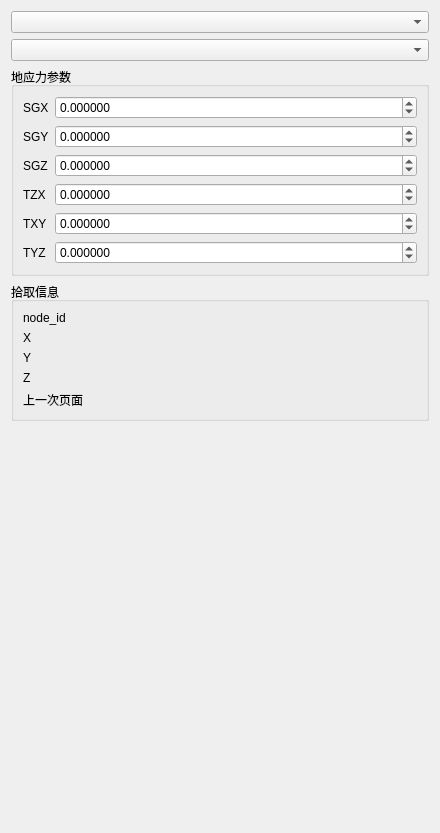
Above: plugins/Base_PhysicalField/GeoStressPointPage.ui from asd977/base_cae before the change. Below: the same form after it.
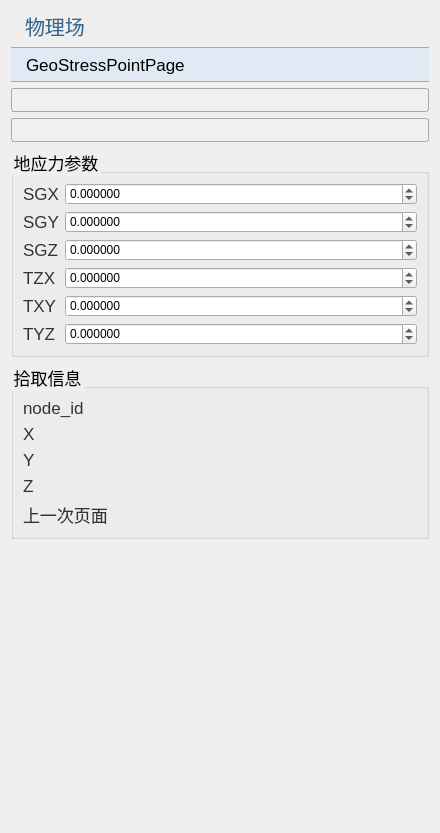
That is the form after the change. Icons and pictures are not drawn.

Commit message: style: unify Base_PhysicalField ui page headers and spacing

Diff of the .ui file:
```diff
--- a/plugins/Base_PhysicalField/GeoStressPointPage.ui
+++ b/plugins/Base_PhysicalField/GeoStressPointPage.ui
@@ -13,7 +13,126 @@
   <property name="windowTitle">
    <string>GeoStressPointPage</string>
   </property>
+  <property name="styleSheet">
+   <string notr="true">QWidget{
+font-family: &quot;Microsoft YaHei&quot;, &quot;微软雅黑&quot;;
+}
+QPushButton#pushButton {
+    background-color: rgb(224, 233, 244);
+    border-width: 1px;
+    border-color: rgb(121, 121, 121);
+    border-style: solid;
+    height: 33px;
+    border-top: 1px solid rgb(169, 169, 169); /* 上边框为灰色 */
+    border-bottom: 1px solid rgb(169, 169, 169); /* 下边框为灰色 */
+    border-left: none; /* 移除左边框 */
+    border-right: none;
+    text-align: left;
+	padding-left: 15px;
+	font-size: 17px;
+	border-style: solid;
+}
+QLabel {
+    font-family: &quot;Microsoft YaHei&quot;, &quot;微软雅黑&quot;;
+    font-size: 17px;
+    text-align: left;
+    color: rgb(51, 51, 51);
+    white-space: nowrap;
+    line-height: 50px;
+    position: absolute;
+    top: 0px;
+    left: 0px;
+}
+QLabel#pageNameLabel {
+    font-size: 20px;
+    font-family: &quot;Microsoft YaHei&quot;, 微软雅黑;
+    text-align: left;
+	padding-left:9px;
+    color: rgb(53, 103, 147);
+}
+QLineEdit {
+    border: 1px solid rgb(200, 200, 200); /* 设置边框为淡灰色 */
+    border-radius: 2px; /* 设置圆角半径为 5 像素 */
+	font-size: 17px;
+}
+QLineEdit:focus {
+    border-color: rgb(100, 100, 255); /* 设置焦点时的边框颜色为蓝色 */
+    outline: none; /* 去掉默认的焦点边框 */
+}
+QComboBox {
+    font-family: &quot;Microsoft YaHei&quot;, 微软雅黑;
+    font-size: 17px;
+    text-align: left;
+    color: rgb(51, 51, 51);
+    padding-left:6px;
+    background: rgb(240, 240, 240);
+    border: 1px solid rgb(169, 169, 169);
+    border-radius: 3px; /* 设置边框的圆角半径为5像素 */
+}
+QComboBox::drop-down {
+    background: rgb(240, 240, 240);
+}
+QComboBox::down-arrow {
+    image: url(:/resources/down_arrow.png); /* 替换下拉箭头图标 */
+}
+/*QCombobox右侧按钮*/
+QComboBox::drop-down {
+    subcontrol-origin: padding;
+    subcontrol-position: top right;/*放于右方顶部*/
+    border-top-right-radius: 3px;/*设置边框圆角*/
+    border-bottom-right-radius: 3px;
+}
+QLineEdit {
+    border: 1px solid rgb(200, 200, 200); /* 设置边框为淡灰色 */
+    border-radius: 2px; /* 设置圆角半径为 5 像素 */
+	font-size: 17px;
+}
+QLineEdit:focus {
+    border-color: rgb(100, 100, 255); /* 设置焦点时的边框颜色为蓝色 */
+    outline: none; /* 去掉默认的焦点边框 */
+}
+
+QRadioButton {
+    font-size: 17px; /* 设置字体大小为 14 像素 */
+}
+
+QCheckBox {
+    font-size: 17px; /* 设置字体大小为 14 像素 */
+}
+
+QGroupBox{
+    font-size: 17px; /* 设置字体大小为 14 像素 */   
+}
+
+</string>
+  </property>
   <layout class="QVBoxLayout" name="verticalLayout">
+   <item>
+    <widget class="QLabel" name="pageNameLabel">
+     <property name="sizePolicy">
+      <sizepolicy hsizetype="Preferred" vsizetype="Fixed">
+       <horstretch>0</horstretch>
+       <verstretch>0</verstretch>
+      </sizepolicy>
+     </property>
+     <property name="text">
+      <string>物理场</string>
+     </property>
+    </widget>
+   </item>
+   <item>
+    <widget class="QPushButton" name="pushButton">
+     <property name="sizePolicy">
+      <sizepolicy hsizetype="Ignored" vsizetype="Fixed">
+       <horstretch>0</horstretch>
+       <verstretch>0</verstretch>
+      </sizepolicy>
+     </property>
+     <property name="text">
+      <string>GeoStressPointPage</string>
+     </property>
+    </widget>
+   </item>
    <item>
     <widget class="QComboBox" name="comboBoxDim"/>
    </item>
```
The commit also changes 10 other files.
